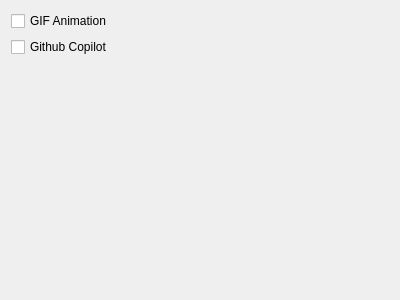
First picture: the form in src/globaloptions/globaloptionsadvancedwidget.ui, repository QQxiaoming/quardCRT, before the edit.
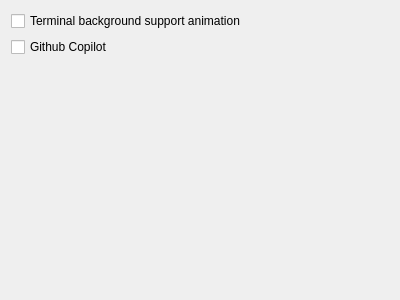
Second picture: the form after the edit.

Commit message: src:support video background image file

The edit to the form file:
```diff
--- a/src/globaloptions/globaloptionsadvancedwidget.ui
+++ b/src/globaloptions/globaloptionsadvancedwidget.ui
@@ -14,7 +14,7 @@
     <item>
     <widget class="QCheckBox" name="checkBoxGIFAnimation">
         <property name="text">
-        <string>GIF Animation</string>
+        <string>Terminal background support animation</string>
         </property>
     </widget>
     </item>
```
Left out of the diff: 2 changed lines with no effect on the pictures. The commit also changes 50 other files.
